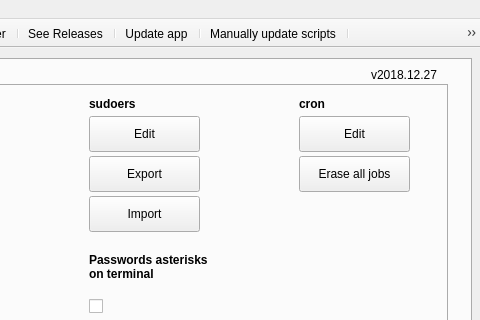
First picture: the form in src/mainwindow.ui, repository adgellida/ubunsys, before the edit; both pictures show x 169 to 649 and y 0 to 320 of the 649 by 682 pixel window.
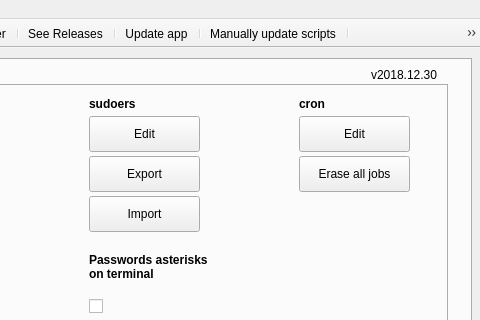
Second picture: the form after the edit. Icons and pictures are not drawn.

```diff
--- a/src/mainwindow.ui
+++ b/src/mainwindow.ui
@@ -4129,7 +4129,7 @@
      </rect>
     </property>
     <property name="text">
-     <string>v2018.12.27</string>
+     <string>v2018.12.30</string>
     </property>
    </widget>
   </widget>
```
